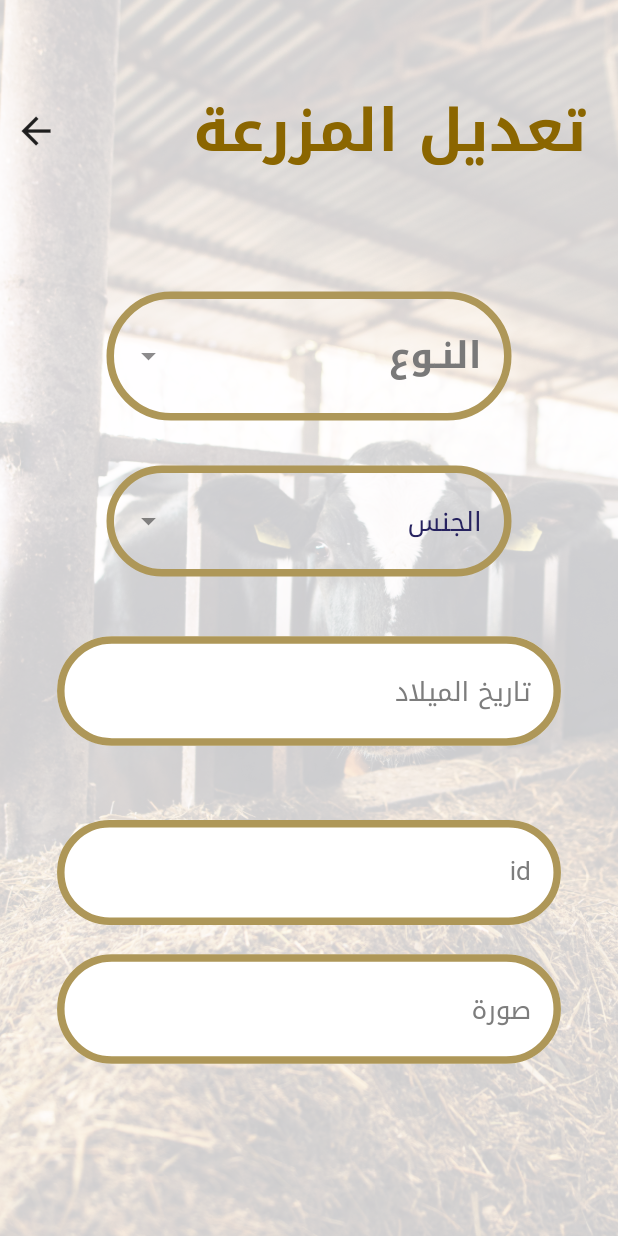
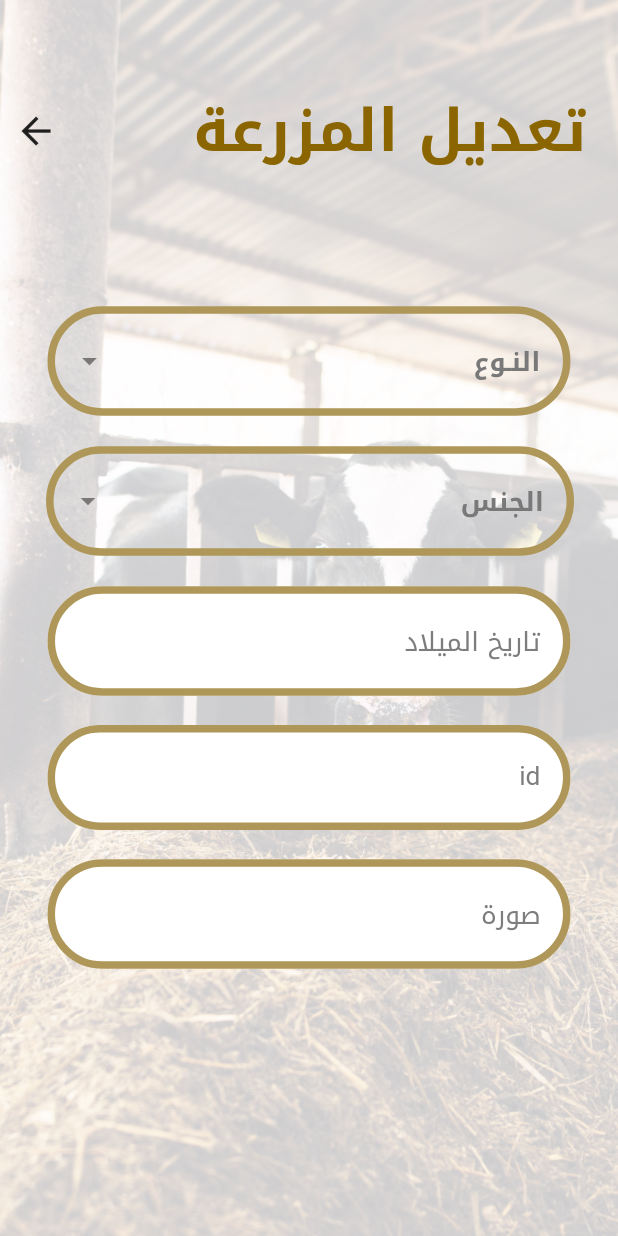
Before and after one commit to AhmedAbdulla1/El_mat7en, a Flutter app: the ModifyFarmScreen screen opened by its route, on a phone screen of 412 x 824 dp. Run offline on Flutter 3.47's test engine with Material 2 defaults, Android fonts, the phone set to English and light mode, and no system bars; our stand-ins replace dartz, dio, flutter_screenutil, freezed_annotation, get_it, image_picker and 5 more; missing offline and left inert: multiple_stream_builder; accounts and stored records are empty.

Commit message:
finish modifyfarm screen

```diff
--- a/lib/presentation/farm_modification_screen/modify_farm_screen.dart
+++ b/lib/presentation/farm_modification_screen/modify_farm_screen.dart
@@ -31,6 +31,22 @@ class _ModifyFarmScreenState extends State<ModifyFarmScreen> {
       initialDate: _selectDate,
       firstDate: DateTime(2015),
       lastDate: DateTime(2030),
+      cancelText: 'الغاء',
+      confirmText: "تم",
+      builder: (context, child) {
+        return Theme(
+          data: ThemeData.light().copyWith(
+            primaryColor: ColorManager.primary,
+            // Change the color here
+            colorScheme: ColorScheme.light(primary: ColorManager.primary),
+            // Change the color here
+            buttonTheme: const ButtonThemeData(
+              textTheme: ButtonTextTheme.primary,
+            ),
+          ),
+          child: child!,
+        );
+      },
     );
     if (pickedDate != null) {
       setState(() {
@@ -57,9 +73,13 @@ class _ModifyFarmScreenState extends State<ModifyFarmScreen> {
               title: AppStrings.editFarm,
             ),
           ),
-          Center(
+          Padding(
+            padding: EdgeInsets.symmetric(
+              horizontal: AppPadding.p30.w,
+              vertical: AppPadding.p10.h,
+            ),
             child: DropdownMenu(
-              width: 270,
+              width: MediaQuery.sizeOf(context).width - 60.w,
               label: Text(
                 'النـوع',
                 style: Theme.of(context).textTheme.displayMedium,
@@ -89,49 +109,43 @@ class _ModifyFarmScreenState extends State<ModifyFarmScreen> {
               },
             ),
           ),
-          const SizedBox(
-            height: 30,
-          ),
-          Center(
+          Padding(
+            padding: EdgeInsets.symmetric(
+              horizontal: AppPadding.p30.h,
+              vertical: AppPadding.p10.w,
+            ),
             child: DropdownMenu(
-              width: 270,
-              hintText: 'الجنس',
-              textStyle: const TextStyle(
-                  fontSize: 18.0,
-                  color: Color(0xff9D9D9D),
-                  fontWeight: FontWeight.w600),
+              width: MediaQuery.sizeOf(context).width - AppPadding.p65,
+              label: Text(
+                'الجنس',
+                style: Theme.of(context).textTheme.displayMedium,
+              ),
+              textStyle: Theme.of(context).textTheme.displayMedium,
               dropdownMenuEntries: list
                   .map((item) => DropdownMenuEntry(
                       style: const ButtonStyle(
                         textStyle: MaterialStatePropertyAll(TextStyle(
-                            fontSize: 18.0, fontWeight: FontWeight.w600)),
+                          fontSize: 18.0,
+                          fontWeight: FontWeight.w600,
+                        )),
                         padding: MaterialStatePropertyAll(
-                            EdgeInsets.only(right: 10, left: 10)),
-                        fixedSize: MaterialStatePropertyAll(Size(270, 1)),
+                          EdgeInsets.only(
+                            right: 10,
+                            left: 10,
+                          ),
+                        ),
                       ),
                       value: item,
                       label: item))
                   .toList(),
-              onSelected: (val) {
-                // setState(() {
-                //   selected = val!;
-                // });
-              },
+              onSelected: (val) {},
             ),
-          ),
-          const SizedBox(
-            height: 30,
           ),
           CustomTextFormFiled(
             hintText: hint,
             onTap: () {
               _getDateFromUser();
             },
-          ),
-
-
-          const SizedBox(
-            height: 30,
           ),
           CustomTextFormFiled(
             hintText: 'id',
--- a/lib/presentation/feed_form/widgets/custom_text_form_filed.dart
+++ b/lib/presentation/feed_form/widgets/custom_text_form_filed.dart
@@ -1,6 +1,7 @@
 import 'package:flutter/material.dart';
 import 'package:flutter_screenutil/flutter_screenutil.dart';
 import 'package:tanta_app/presentation/resources/font_manager.dart';
+import 'package:tanta_app/presentation/resources/values_manager.dart';
 
 class CustomTextFormFiled extends StatelessWidget {
   CustomTextFormFiled({super.key, required this.hintText , this.onTap});
@@ -10,7 +11,7 @@ class CustomTextFormFiled extends StatelessWidget {
   @override
   Widget build(BuildContext context) {
     return Padding(
-      padding: EdgeInsets.symmetric(horizontal: 36.w, vertical: 10.h),
+      padding: EdgeInsets.symmetric(horizontal: AppPadding.p30.w, vertical: 10.h),
       child: TextFormField(
         onTap: () {
           // Call onTap if provided
--- a/lib/presentation/resources/theme_manager.dart
+++ b/lib/presentation/resources/theme_manager.dart
@@ -96,7 +96,7 @@ ThemeData getApplicationTheme() {
       ),
       displayMedium: getBoldStyle(
         color: ColorManager.grey2,
-        fontSize: FontSize.s25,
+        fontSize: FontSize.s18,
 
       ),
       titleLarge: getMediumStyle(
```
